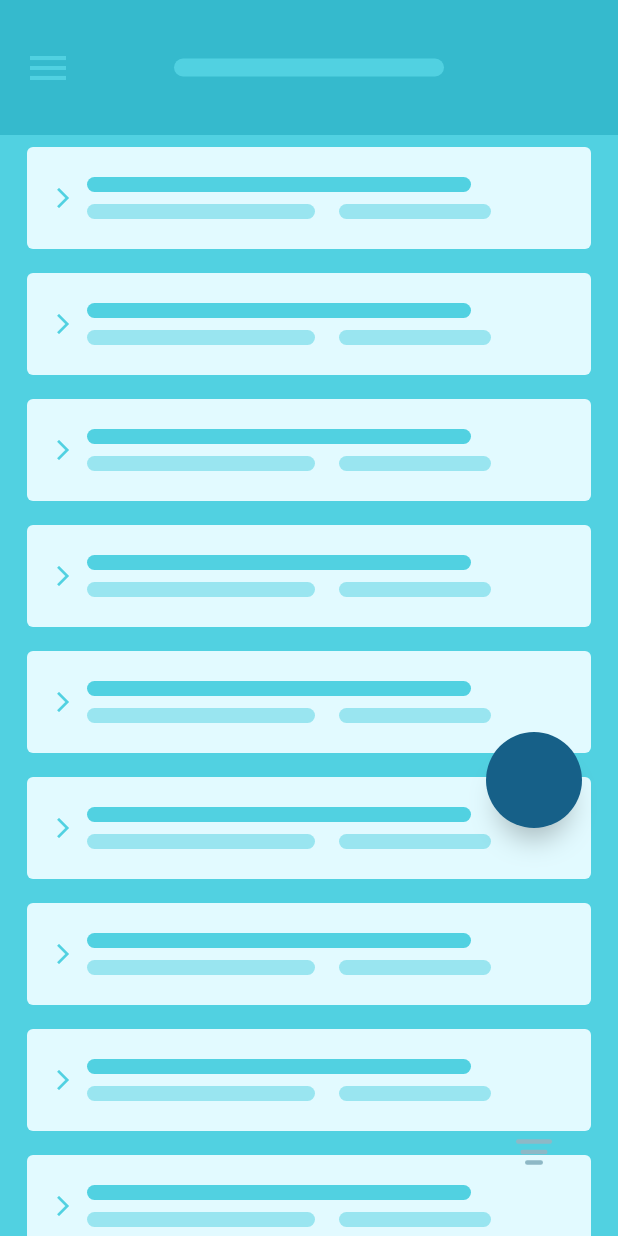
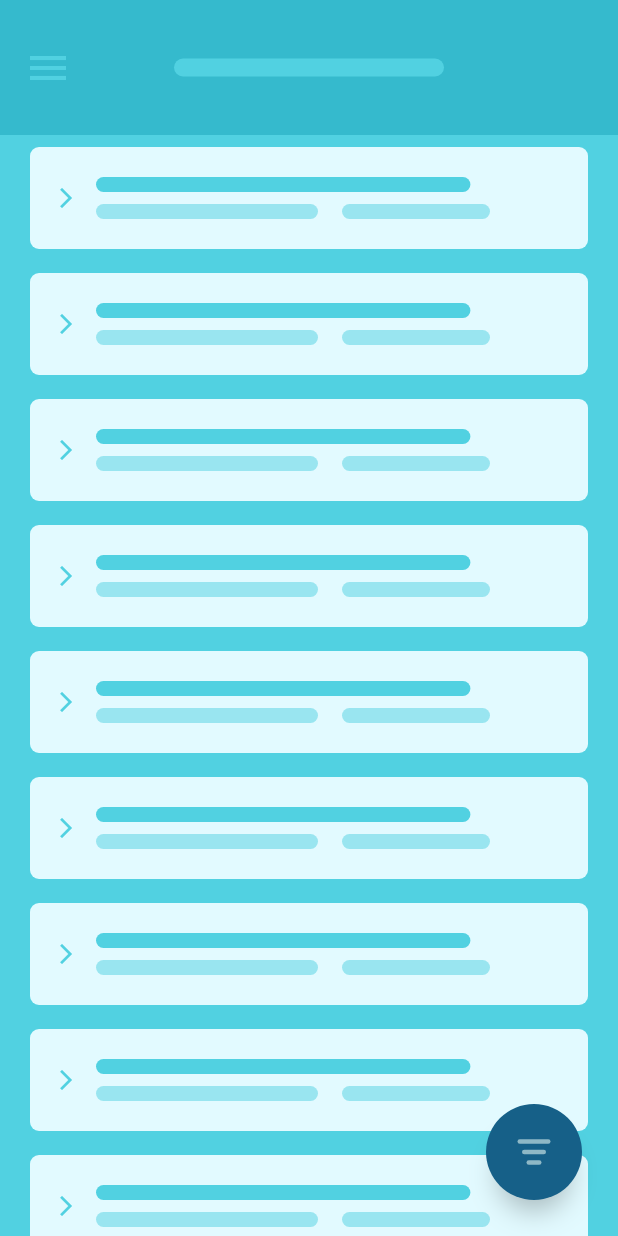
Before and after one commit to Abiri99/FabFilter, a Flutter app: the screen it shows after launch, on a phone screen of 412 x 824 dp. Run offline on Flutter 3.47's test engine with Material 2 defaults, Android fonts, the phone set to English and light mode, and no system bars.

Commit message:
Added filter icon fall animation + reveal animation

```diff
--- a/lib/filter_icon.dart
+++ b/lib/filter_icon.dart
@@ -10,19 +10,19 @@ class FilterIcon extends StatelessWidget {
       children: [
         Line(
           height: 3,
-          width: 24,
+          width: 22,
           color: Color(0xff8EB8C6),
         ),
         SizedBox(height: 4,),
         Line(
           height: 3,
-          width: 18,
+          width: 16,
           color: Color(0xff8EB8C6),
         ),
         SizedBox(height: 4,),
         Line(
           height: 3,
-          width: 12,
+          width: 10,
           color: Color(0xff8EB8C6),
         ),
       ],
--- a/lib/home_bottom_container.dart
+++ b/lib/home_bottom_container.dart
@@ -14,14 +14,15 @@ class HomeBottomContainer extends StatefulWidget {
 }
 
 class _HomeBottomContainerState extends State<HomeBottomContainer>
-    with TickerProviderStateMixin {
+    with SingleTickerProviderStateMixin {
   // AnimationController widget.controller;
-  AnimationController _revealController;
+  // AnimationController _revealController;
 
-  Animation _xAxisPositionAnimation;
-  Animation _yAxisPositionAnimation;
+  Animation<double> _xAxisPositionAnimation;
+  Animation<double> _yAxisPositionAnimation;
 
-  Animation _fabRevealAnimation;
+  Animation<double> _fabRevealAnimation;
+  Animation<double> _fabIconFallAnimation;
 
   @override
   void initState() {
@@ -30,43 +31,69 @@ class _HomeBottomContainerState extends State<HomeBottomContainer>
     //   duration: Duration(milliseconds: 2000),
     //   reverseDuration: Duration(milliseconds: 2000),
     // );
-    _revealController = AnimationController(
-      vsync: this,
-      duration: Duration(milliseconds: 600),
-      reverseDuration: Duration(milliseconds: 600),
-    );
+    // _revealController = AnimationController(
+    //   vsync: this,
+    //   duration: Duration(milliseconds: 1200),
+    //   reverseDuration: Duration(milliseconds: 1200),
+    // );
     _xAxisPositionAnimation = CurvedAnimation(
       parent: widget.controller,
+      curve: Interval(
+        0,
+        0.2,
         curve: Curves.easeOut,
+      ),
       reverseCurve: Curves.easeOut,
     );
     _yAxisPositionAnimation = CurvedAnimation(
       parent: widget.controller,
+      curve: Interval(
+        0,
+        0.2,
         curve: Curves.easeIn,
+      ),
       reverseCurve: Curves.easeIn,
     );
     _fabRevealAnimation = CurvedAnimation(
-      parent: _revealController,
+      parent: widget.controller,
+      curve: Interval(
+        0.2,
+        0.5,
         curve: Curves.easeInOut,
+      ),
       reverseCurve: Curves.easeInOut,
     );
+    _fabIconFallAnimation = CurvedAnimation(
+      parent: widget.controller,
+      curve: Interval(
+        0.2,
+        0.5,
+        curve: Curves.easeInOut,
+      ),
+    );
 
-    widget.controller.addStatusListener((status) {
-      if (status == AnimationStatus.completed) _revealController.forward();
+    // widget.controller.addStatusListener(controllerListener);
+
+    // _revealController.addStatusListener(revealListener);
+    super.initState();
+  }
+
+  // controllerListener(status) {
+  //   if (status == AnimationStatus.completed) _revealController.forward();
   // else if (status == AnimationStatus.dismissed)
   //   _revealController.reverse();
-    });
+  // }
 
-    _revealController.addStatusListener((status) {
+  revealListener(status) {
     if (status == AnimationStatus.dismissed) widget.controller.reverse();
-    });
-    super.initState();
   }
 
   @override
   void dispose() {
     // widget.controller.dispose();
-    _revealController.dispose();
+    // widget.controller.removeListener(() => controllerListener);
+    // _revealController.removeListener(() => revealListener);
+    // _revealController.dispose();
     super.dispose();
   }
 
@@ -74,43 +101,46 @@ class _HomeBottomContainerState extends State<HomeBottomContainer>
   Widget build(BuildContext context) {
     return AnimatedBuilder(
       animation: widget.controller,
-      builder: (context, child) => AnimatedBuilder(
-        animation: _revealController,
       builder: (context, child) => LayoutBuilder(
         builder: (context, constraints) => Container(
           child: Stack(
             fit: StackFit.expand,
             children: [
               Positioned(
-                  // bottom: 0,
-                  // right: 0,
                 // top: (1 - _fabRevealAnimation.value) * (320 - (_yAxisPositionAnimation.value * (180 - 70)
                 // as double)),
                 // left: (1 - _fabRevealAnimation.value) * (MediaQuery.of(context).size.width - (_xAxisPositionAnimation.value *
                 //     (MediaQuery.of(context).size.width / 2 - 56)
                 //     as double)),
                 bottom: (1 - _fabRevealAnimation.value) *
-                      (_yAxisPositionAnimation.value * (180 - 70) as double),
+                    (_yAxisPositionAnimation.value *
+                        (constraints.maxHeight / 2 - 70)),
                 right: (1 - _fabRevealAnimation.value) *
                     (_xAxisPositionAnimation.value *
-                              (MediaQuery.of(context).size.width / 2 - 56)
-                          as double),
+                        (MediaQuery.of(context).size.width / 2 - 56)),
+
+                // bottom: (_yAxisPositionAnimation.value *
+                //     (constraints.maxHeight / 2 - 70)),
+                // right:  (_xAxisPositionAnimation.value *
+                //     (MediaQuery.of(context).size.width / 2 - 56)),
                 child: GestureDetector(
                   onTap: () {
-                      if (_revealController.status ==
-                          AnimationStatus.completed) {
-                        _revealController.reverse();
-                      } else if (widget.controller.status ==
-                          AnimationStatus.dismissed) {
+                    if (widget.controller.status == AnimationStatus.completed)
+                      widget.controller.reverse();
+                    else
                       widget.controller.forward();
-                      }
+                    // if (_revealController.status == AnimationStatus.completed) {
+                    //   _revealController.reverse();
+                    // } else if (widget.controller.status ==
+                    //     AnimationStatus.dismissed) {
+                    //   widget.controller.forward();
+                    // }
                   },
                   child: Container(
                     height:
                         (_fabRevealAnimation.value) * constraints.maxHeight +
                             (1 - _fabRevealAnimation.value) * 64,
-                      width:
-                          (_fabRevealAnimation.value) * constraints.maxWidth +
+                    width: (_fabRevealAnimation.value) * constraints.maxWidth +
                         (1 - _fabRevealAnimation.value) * 64,
                     margin:
                         EdgeInsets.all((1 - _fabRevealAnimation.value) * 24),
@@ -121,8 +151,7 @@ class _HomeBottomContainerState extends State<HomeBottomContainer>
                     decoration: BoxDecoration(
                       color: Theme.of(context).primaryColorDark,
                       borderRadius: BorderRadius.all(
-                          Radius.circular(
-                              (1 - _fabRevealAnimation.value) * 600),
+                        Radius.circular((1 - _fabRevealAnimation.value) * 600),
                       ),
                       boxShadow: [
                         BoxShadow(
@@ -146,10 +175,9 @@ class _HomeBottomContainerState extends State<HomeBottomContainer>
                 ),
               ),
               Positioned(
-                  bottom:
-                      (_yAxisPositionAnimation.value * (180 - 70) as double),
+                bottom: (1 - _fabIconFallAnimation.value) * (_yAxisPositionAnimation.value * (constraints.maxHeight/2 - 70)),
                 right: (_xAxisPositionAnimation.value *
-                      (MediaQuery.of(context).size.width / 2 - 56) as double),
+                    (MediaQuery.of(context).size.width / 2 - 56)),
                 child: GestureDetector(
                   onTap: () {
                     // if (widget.controller.status == AnimationStatus.completed) {
@@ -158,6 +186,7 @@ class _HomeBottomContainerState extends State<HomeBottomContainer>
                     //   widget.controller.forward();
                     // }
                   },
+                  child: IgnorePointer(
                     child: Container(
                       height: 64,
                       width: 64,
@@ -166,8 +195,8 @@ class _HomeBottomContainerState extends State<HomeBottomContainer>
                     ),
                   ),
                 ),
+              ),
             ],
-            ),
           ),
         ),
       ),
--- a/lib/home_page.dart
+++ b/lib/home_page.dart
@@ -18,15 +18,22 @@ class _HomePageState extends State<HomePage> with SingleTickerProviderStateMixin
   @override
   void initState() {
     _fabPositionController = AnimationController(
-      duration: Duration(milliseconds: 600),
-      reverseDuration: Duration(milliseconds: 600),
+      duration: Duration(milliseconds: 2000),
+      reverseDuration: Duration(milliseconds: 2000),
       vsync: this,
     );
     super.initState();
   }
 
   @override
+  void dispose() {
+    _fabPositionController.dispose();
+    super.dispose();
+  }
+
+  @override
   Widget build(BuildContext context) {
+    var mq = MediaQuery.of(context);
     return Scaffold(
       backgroundColor: Theme.of(context).primaryColorLight,
       body: AnimatedBuilder(
@@ -43,16 +50,12 @@ class _HomePageState extends State<HomePage> with SingleTickerProviderStateMixin
                 SliverList(
                   delegate: SliverChildBuilderDelegate(
                     (context, position) {
-                      return Transform.scale(
-                        scale: 1.0,
-                        // scale: 1.0 - _fabPositionController.value * 0.1,
-                        child: Opacity(
-                          opacity: 1 - _fabPositionController.value * 0.4,
-                          child: ListItem(
-                            key: ValueKey(position),
-                            horizontalMargin: _fabPositionController.value * 12 + 18,
-                            verticalPadding: 20 - _fabPositionController.value * 4,
-                          ),
+                      return Opacity(
+                        opacity: 1 - _fabPositionController.value * 0.4,
+                        child: ListItem(
+                          key: ValueKey(position),
+                          horizontalMargin: _fabPositionController.value * 12 + 20,
+                          verticalPadding: 20 - _fabPositionController.value * 4,
                         ),
                       );
                     },
@@ -61,7 +64,7 @@ class _HomePageState extends State<HomePage> with SingleTickerProviderStateMixin
               ],
             ),
             Positioned(
-              top: MediaQuery.of(context).size.height - 360,
+              top: mq.size.height - 360,
               right: 0,
               left: 0,
               bottom: 0,
--- a/lib/list_item.dart
+++ b/lib/list_item.dart
@@ -70,7 +70,7 @@ class _ListItemState extends State<ListItem>
           decoration: BoxDecoration(
             color: Theme.of(context).cardColor,
             borderRadius: BorderRadius.all(
-              Radius.circular(4),
+              Radius.circular(6),
             ),
           ),
           child: Column(
@@ -86,7 +86,7 @@ class _ListItemState extends State<ListItem>
                     ),
                   ),
                   SizedBox(
-                    width: 8,
+                    width: 12,
                   ),
                   Expanded(
                     child: Column(
```
Lines whose indentation alone changed are shown as unchanged.
